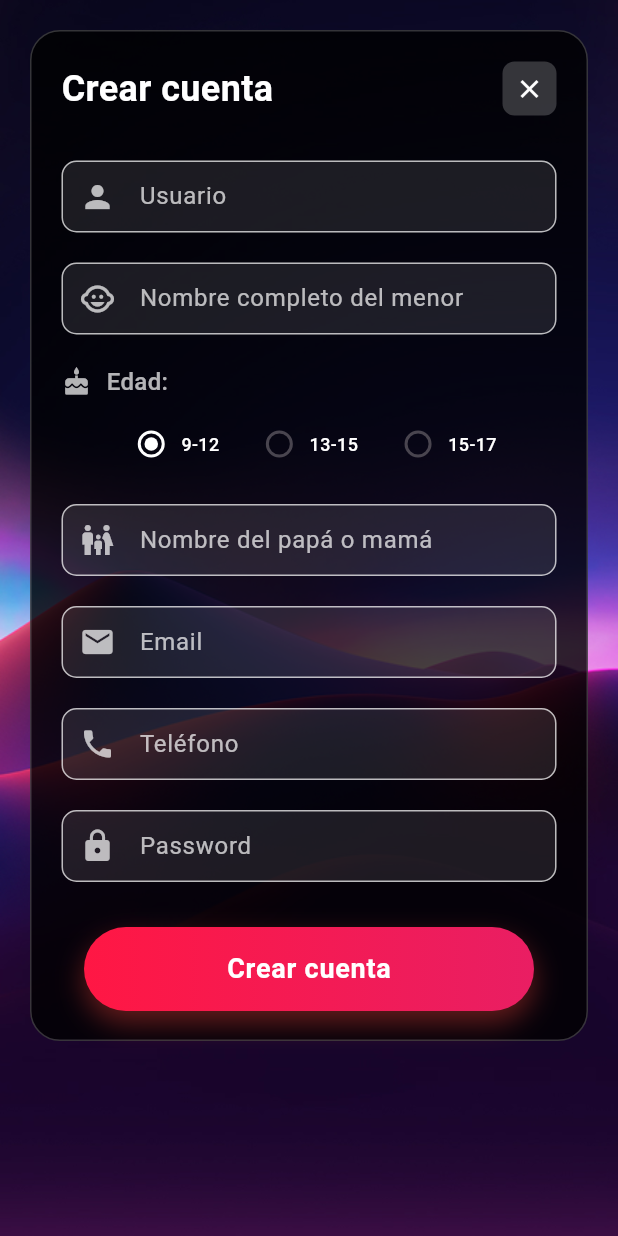
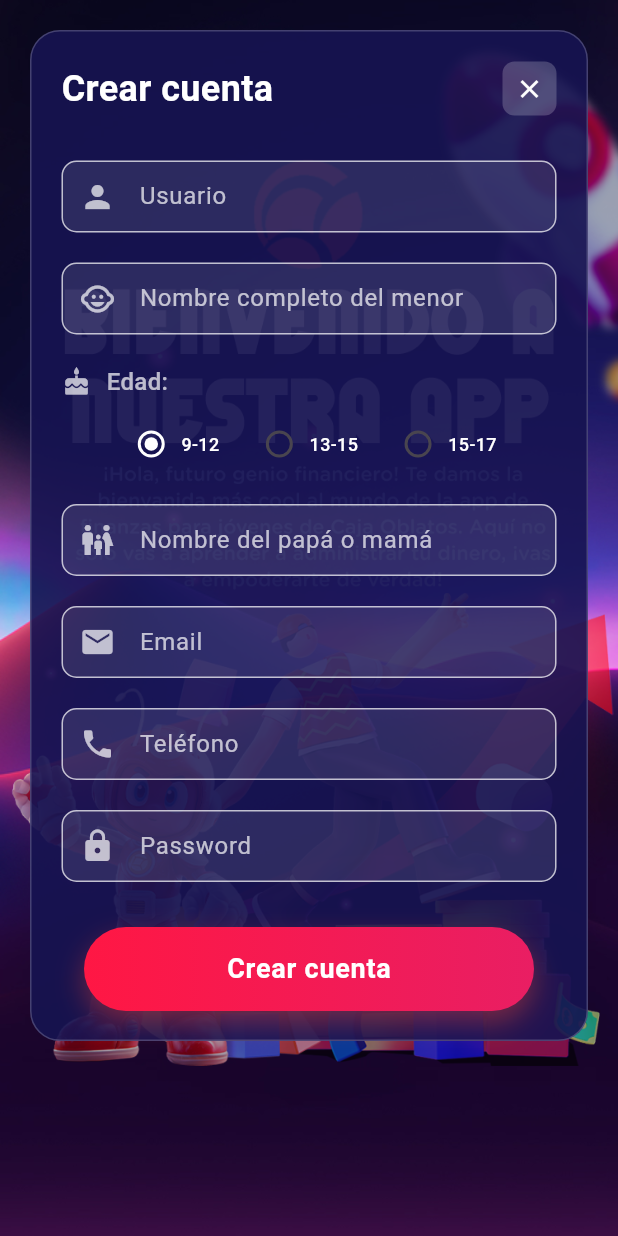
Before and after one commit to ricardoespinosatrejo/oblatos34, a Flutter app: the InicioPage screen opened by its route, after a tap on "Soy nuevo", on a phone screen of 412 x 824 dp. Run offline on Flutter 3.47's test engine with Material 3 defaults, Android fonts, the phone set to English and light mode, and no system bars; our stand-ins replace audioplayers, chewie, video_player; Roboto replaces fonts that are missing (GothamRounded).

Commit message:
Rediseño completo de inicio: imagen home.png como fondo con z-index, transparencia condicional (100% sin formularios, 60% con formularios), color de formularios cambiado a #161351 con alpha 0.9, formulario de login bajado 100px, y estructura optimizada con Stack

```diff
--- a/lib/inicio.dart
+++ b/lib/inicio.dart
@@ -493,20 +493,32 @@ class _InicioPageState extends State<InicioPage> {
         child: SafeArea(
           child: Stack(
             children: [
-              // Contenido principal
+                            // Contenido principal con Stack para z-index
+              Stack(
+                children: [
+                  // Imagen de fondo (z-index más bajo)
+                  Positioned(
+                    top: 25,
+                    left: 0,
+                    right: 0,
+                    child: Container(
+                      width: double.infinity,
+                      child: Opacity(
+                        opacity: _showCrearCuentaForm || _showLoginForm ? 0.6 : 1.0, // 60% si hay formularios, 100% si no
+                        child: Image.asset(
+                          'assets/images/1inicio/home.png',
+                          width: double.infinity,
+                          fit: BoxFit.cover,
+                        ),
+                      ),
+                    ),
+                  ),
+
+                  // Contenido principal (z-index más alto)
                   Column(
                     children: [
-                  // Imagen principal
-                  if (!_showCrearCuentaForm && !_showLoginForm) ...[
-                    const SizedBox(height: 60),
-                    Center(
-                      child: Image.asset(
-                        'assets/images/1inicio/home.png',
-                        width: 370,
-                      ),
-                    ),
-                    const Spacer(),
-                  ],
+                      // Espacio para la imagen
+                      const SizedBox(height: 0),
 
                       // Botones principales en la parte inferior
                       if (!_showCrearCuentaForm && !_showLoginForm) ...[
@@ -588,10 +600,15 @@ class _InicioPageState extends State<InicioPage> {
                       if (_showCrearCuentaForm) _buildCrearCuentaForm(),
 
                       // Formulario de login
-                  if (_showLoginForm) _buildLoginForm(),
+                      if (_showLoginForm) ...[
+                        const SizedBox(height: 100),
+                        _buildLoginForm(),
+                      ],
 
                       // Formulario de recuperar password
                       if (_showRecuperarPasswordForm) _buildRecuperarPasswordForm(),
+                    ],
+                  ),
                 ],
               ),
             ],
@@ -606,9 +623,9 @@ class _InicioPageState extends State<InicioPage> {
     return Container(
       margin: const EdgeInsets.all(20),
       padding: const EdgeInsets.all(20),
-      height: MediaQuery.of(context).size.height - 150, // Altura reducida para evitar overflow
+      height: MediaQuery.of(context).size.height - 150, // Altura restaurada ya que no hay overlap
       decoration: BoxDecoration(
-        color: Colors.black.withValues(alpha: 0.8),
+        color: const Color(0xFF161351).withValues(alpha: 0.9),
         borderRadius: BorderRadius.circular(20),
         border: Border.all(
           color: Colors.white.withValues(alpha: 0.2),
@@ -982,7 +999,7 @@ class _InicioPageState extends State<InicioPage> {
       margin: const EdgeInsets.all(20),
       padding: const EdgeInsets.all(20),
       decoration: BoxDecoration(
-        color: Colors.black.withValues(alpha: 0.8),
+        color: const Color(0xFF161351).withValues(alpha: 0.9),
         borderRadius: BorderRadius.circular(20),
         border: Border.all(
           color: Colors.white.withValues(alpha: 0.2),
@@ -1161,7 +1178,7 @@ class _InicioPageState extends State<InicioPage> {
       margin: const EdgeInsets.all(20),
       padding: const EdgeInsets.all(20),
       decoration: BoxDecoration(
-        color: Colors.black.withValues(alpha: 0.8),
+        color: const Color(0xFF161351).withValues(alpha: 0.9),
         borderRadius: BorderRadius.circular(20),
         border: Border.all(
           color: Colors.white.withValues(alpha: 0.2),
```
Lines whose indentation alone changed are shown as unchanged.
